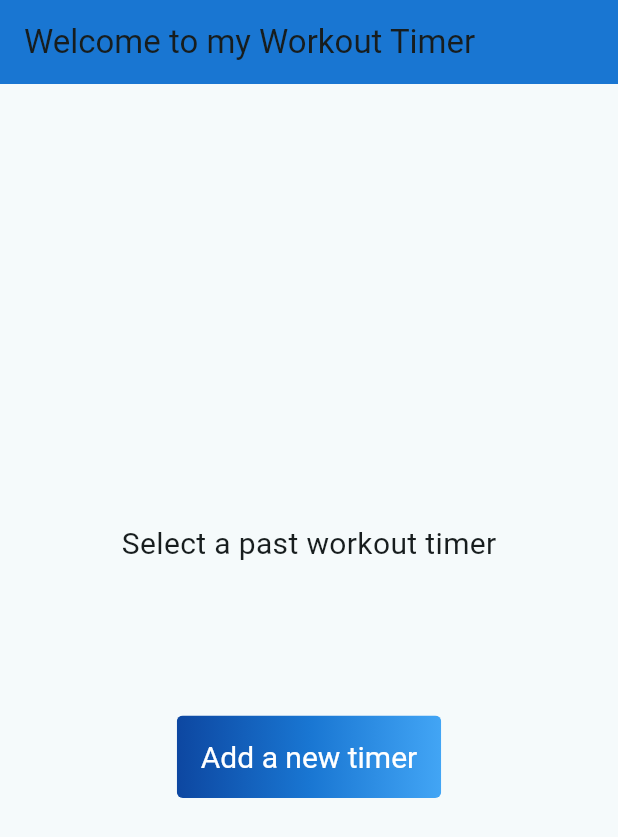
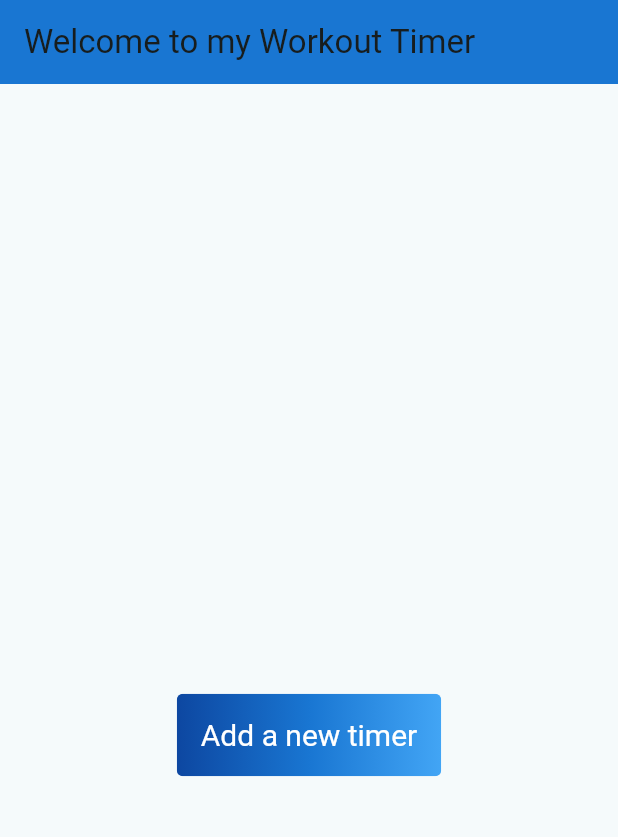
Before and after one commit to palomaresendiz/Workout-Timer, a Flutter app: the screen it shows after launch, on a phone screen of 412 x 824 dp. Shown: the top 837 px of the screen. Run offline on Flutter 3.47's test engine with Material 3 defaults, Android fonts, the phone set to English and light mode, and no system bars.

Commit message:
removed saved timers from homepage

```diff
--- a/lib/main.dart
+++ b/lib/main.dart
@@ -42,12 +42,6 @@ class _MyHomePageState extends State<MyHomePage> {
         child: Column(
           mainAxisAlignment: MainAxisAlignment.center,
           children: <Widget>[
-            const Text(
-              'Select a past workout timer',
-              style: TextStyle(
-                fontSize: 20
-              ),
-            ),
             const SizedBox(height: 100),
             ClipRRect(
             borderRadius: BorderRadius.circular(4),
```
